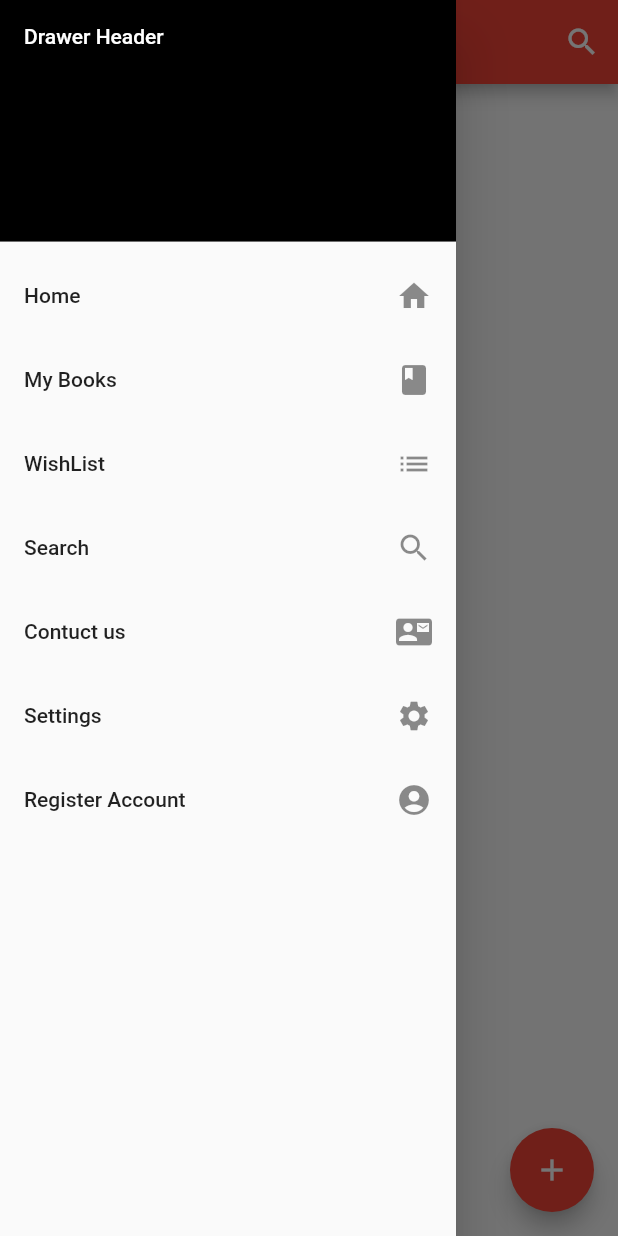
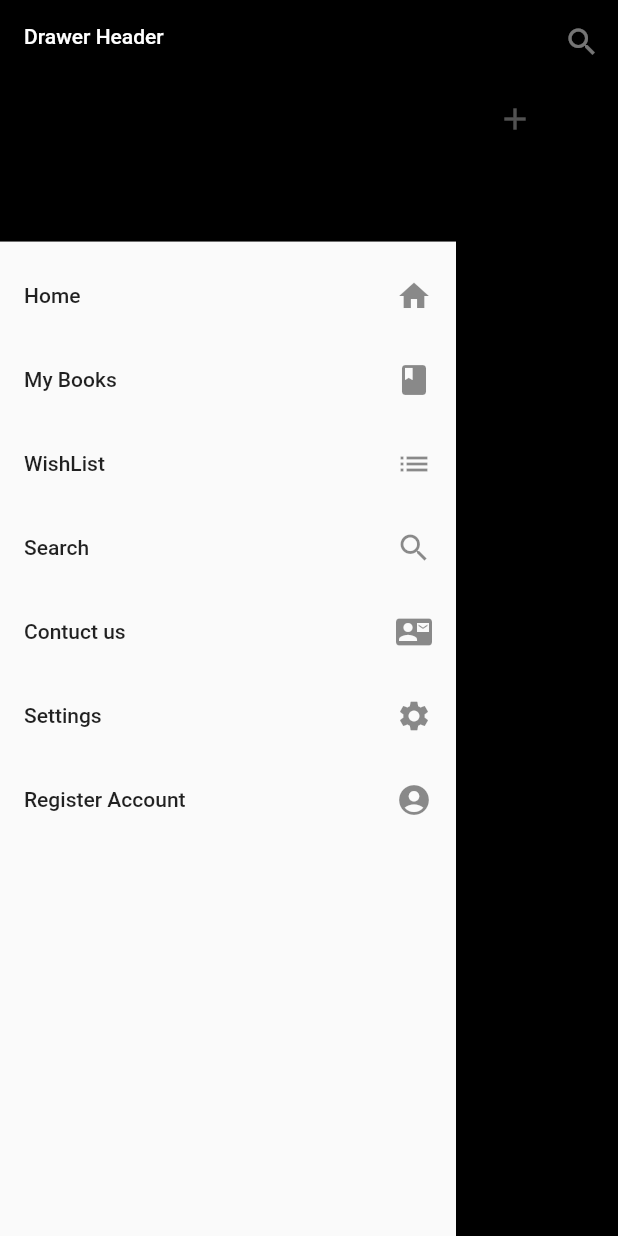
Before and after one commit to zainahmed0597/my_flutter_app, a Flutter app: the screen it shows after launch, with the side drawer open, on a phone screen of 412 x 824 dp. Run offline on Flutter 3.47's test engine with Material 2 defaults, Android fonts, the phone set to English and light mode, and no system bars.

Commit message:
add tapBar with 3 buttons

```diff
--- a/lib/main.dart
+++ b/lib/main.dart
@@ -1,68 +1,48 @@
 import 'package:flutter/material.dart';
 
-void main() => runApp(MyApp());
+void main() {
+  runApp(MyApp());
+}
 
 class MyApp extends StatelessWidget {
   @override
   Widget build(BuildContext context) {
     return MaterialApp(
-      title: 'Flutter Demo',
       debugShowCheckedModeBanner: false,
-      theme: ThemeData(
-        primarySwatch: Colors.red,
-      ),
-      home: MyHomePage(title: 'Geeks Republic'),
-    );
-  }
-}
-
-class MyHomePage extends StatefulWidget {
-  MyHomePage({Key key, this.title}) : super(key: key);
-
-  final String title;
-
-  @override
-  _MyHomePageState createState() => _MyHomePageState();
-}
-
-class _MyHomePageState extends State<MyHomePage> {
-  int _counter = 0;
-
-  void _incrementCounter() {
-    setState(() {
-      _counter++;
-    });
-  }
-
-  @override
-  Widget build(BuildContext context) {
-    return Scaffold(
+      home: DefaultTabController(
+        length: 3,
+        child: Scaffold(
+          backgroundColor: Colors.black,
           appBar: AppBar(
-        title: Text(widget.title),
-
+            backgroundColor: Colors.black,
+            centerTitle: true,
             actions: <Widget>[
               IconButton(
                 icon: Icon(Icons.search),
-            onPressed: () {
-            },
-          )
+                onPressed: () {},
+              ),
             ],
-
-
+            bottom: TabBar(
+              tabs: <Widget>[
+                Tab(
+                  icon: Icon(Icons.add),
                 ),
-      body: Center(
-        child: Column(
-          mainAxisAlignment: MainAxisAlignment.center,
-          children: <Widget>[
-            Text(
-              'My code is not working:',
+                Tab(
+                  icon: Icon(Icons.add),
                 ),
-            Text(
-              '$_counter',
-              style: Theme.of(context).textTheme.display1,
+                Tab(
+                  icon: Icon(Icons.add),
                 ),
               ],
             ),
+            title: Text('Tabs Demo'),
+          ),
+          body: TabBarView(
+            children: [
+              Icon(Icons.directions_car),
+              Icon(Icons.directions_transit),
+              Icon(Icons.directions_bike),
+            ],
           ),
           drawer: Drawer(
             child: ListView(
@@ -70,7 +50,8 @@ class _MyHomePageState extends State<MyHomePage> {
               padding: EdgeInsets.zero,
               children: <Widget>[
                 DrawerHeader(
-        child: Text('Drawer Header',style:TextStyle(color: Colors.white)),
+                  child: Text('Drawer Header',
+                      style: TextStyle(color: Colors.white)),
                   decoration: BoxDecoration(
                     color: Colors.black,
                   ),
@@ -86,7 +67,6 @@ class _MyHomePageState extends State<MyHomePage> {
                 ListTile(
                   title: Text('My Books'),
                   trailing: Icon(Icons.book),
-
                   onTap: () {
                     // Update the state of the app.
                     // ...
@@ -135,10 +115,7 @@ class _MyHomePageState extends State<MyHomePage> {
               ],
             ),
           ),
-      floatingActionButton: FloatingActionButton(
-        onPressed: _incrementCounter,
-        tooltip: 'Increment',
-        child: Icon(Icons.add),
+        ),
       ),
     );
   }
```
Lines whose indentation alone changed are shown as unchanged.
